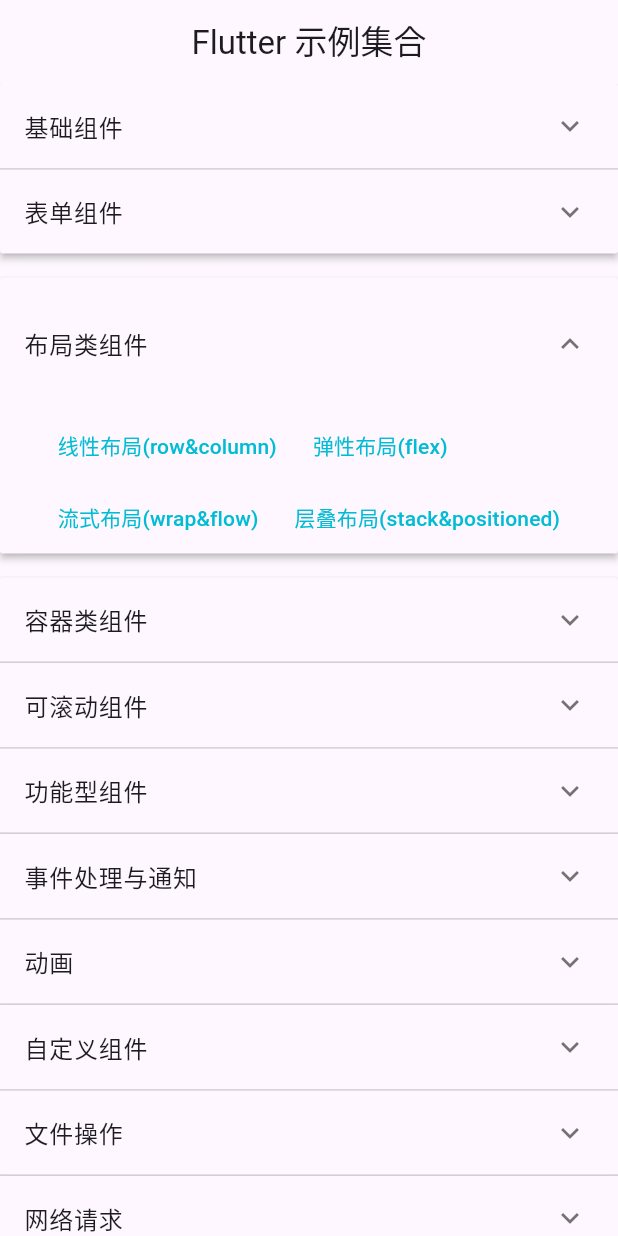
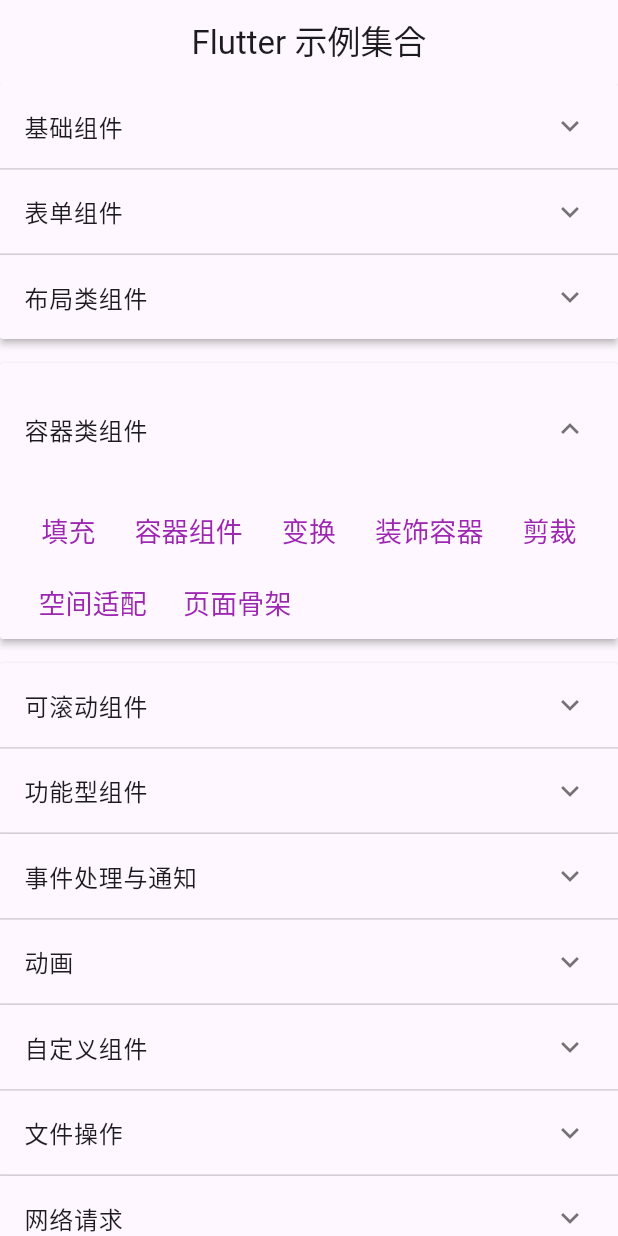
Before and after one commit to iotzzh/zh-flutter-demos, a Flutter app: the screen it shows after launch, on a phone screen of 412 x 824 dp. Run offline on Flutter 3.47's test engine with Material 2 defaults, Android fonts, the phone set to English and light mode, and no system bars.

Commit message:
添加一些容器组件

```diff
--- a/lib/main.dart
+++ b/lib/main.dart
@@ -9,6 +9,14 @@
 import 'package:zh_flutter_demos/views/layout/flex.dart';
 import 'package:zh_flutter_demos/views/layout/wrap_flow.dart';
 import 'package:zh_flutter_demos/views/layout/stack_positioned.dart';
+
+import 'package:zh_flutter_demos/views/container/clip.dart';
+import 'package:zh_flutter_demos/views/container/container.dart';
+import 'package:zh_flutter_demos/views/container/decorated_box.dart';
+import 'package:zh_flutter_demos/views/container/fitted_box.dart';
+import 'package:zh_flutter_demos/views/container/padding.dart';
+import 'package:zh_flutter_demos/views/container/scaffold.dart';
+import 'package:zh_flutter_demos/views/container/transform.dart';
 
 void main() => runApp(const MyApp());
 
@@ -39,6 +47,14 @@
         'flex': (context) => const ZHFlex(),
         'wrap_flow': (context) => const ZHWarpFlow(),
         'stack_positioned': (context) => const ZHStackPositioned(),
+        // 容器类组件
+        'clip': (context) => const ZHClip(),
+        'container': (context) => const ZHContainer(),
+        'decorated_box': (context) => const ZHDecoratedBox(),
+        'fitted_box': (context) => const ZHFittedBox(),
+        'padding': (context) => const ZHPadding(),
+        'scaffold': (context) => const ZHScaffold(),
+        'transform': (context) => const ZHTransform(),
       },
     );
   }
@@ -116,9 +132,33 @@
     ]),
     Item(headerValue: '容器类组件', buttons: [
       ItemButton(
-        text: '文本',
-        routeName: 'text_style',
-      )
+        text: '填充',
+        routeName: 'padding',
+      ),
+      ItemButton(
+        text: '容器组件',
+        routeName: 'container',
+      ),
+      ItemButton(
+        text: '变换',
+        routeName: 'transform',
+      ),
+      ItemButton(
+        text: '装饰容器',
+        routeName: 'decorated_box',
+      ),
+      ItemButton(
+        text: '剪裁',
+        routeName: 'clip',
+      ),
+      ItemButton(
+        text: '空间适配',
+        routeName: 'fitted_box',
+      ),
+      ItemButton(
+        text: '页面骨架',
+        routeName: 'scaffold',
+      ),
     ]),
     Item(headerValue: '可滚动组件', buttons: [
       ItemButton(
@@ -185,7 +225,7 @@
   return List<Item>.generate(items.length, (int index) {
     return Item(
       headerValue: items[index].headerValue,
-      isExpanded: index == 2,
+      isExpanded: index == 3,
       buttons: items[index].buttons,
     );
   });
@@ -233,7 +273,7 @@
                     Navigator.pushNamed(context, button.routeName);
                   },
                   child: Text(
-                    style: const TextStyle(color: Colors.cyan),
+                    style: const TextStyle(color: Colors.purple, fontSize: 18),
                     button.text,
                     textAlign: TextAlign.center,
                   ));
```
Also changed, not shown: lib/views/container/clip.dart (added, +25 -0 lines), lib/views/container/container.dart (added, +25 -0 lines), lib/views/container/decorated_box.dart (added, +25 -0 lines), lib/views/container/fitted_box.dart (added, +25 -0 lines), lib/views/container/padding.dart (added, +25 -0 lines), lib/views/container/scaffold.dart (added, +25 -0 lines), lib/views/container/transform.dart (added, +25 -0 lines).
